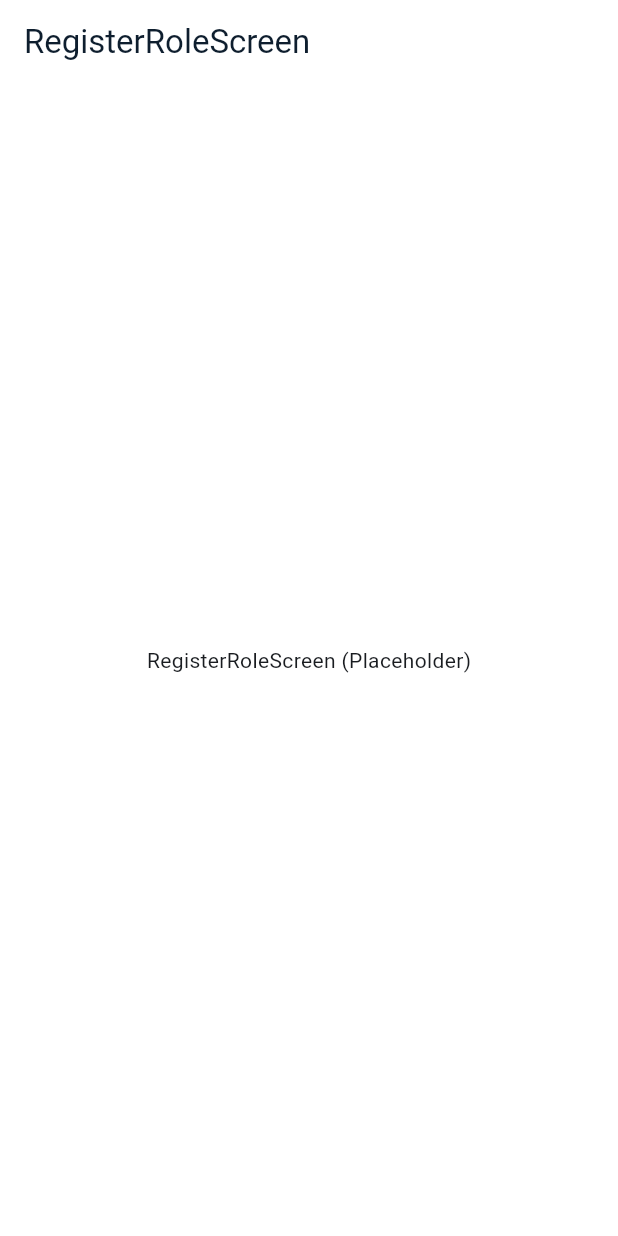
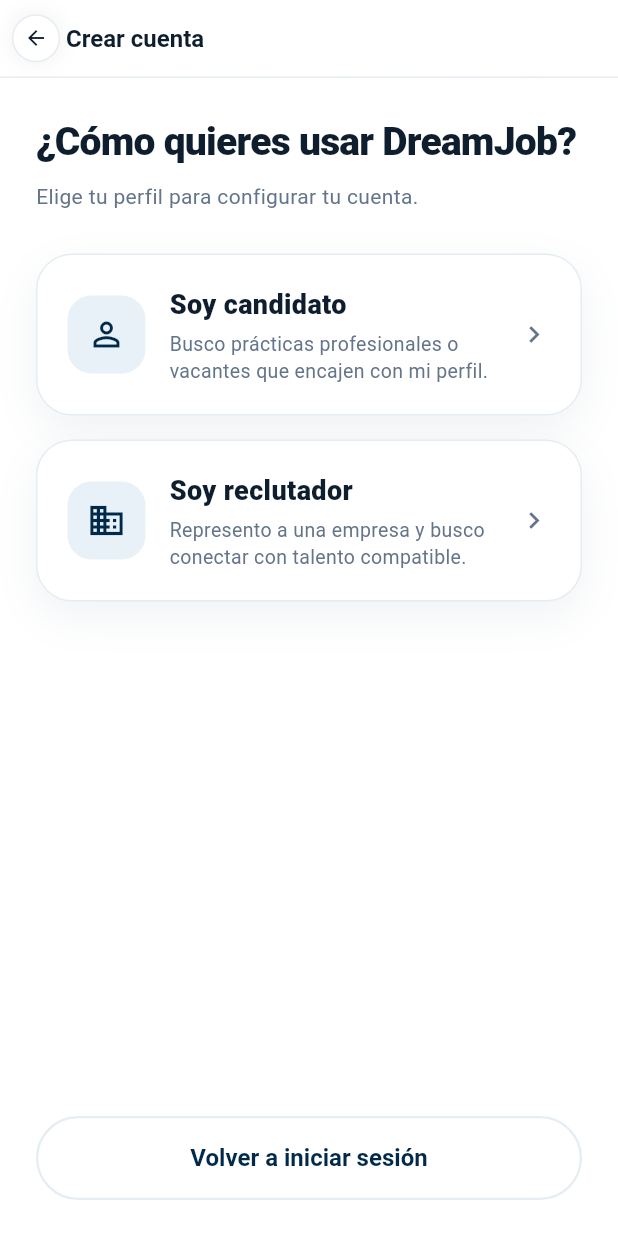
Before and after one commit to JuanJarias/DreamJob, a Flutter app: the RegisterRoleScreen screen opened by its route, on a phone screen of 412 x 824 dp. Run offline on Flutter 3.47's test engine with Material 3 defaults, Android fonts, the phone set to English and light mode, and no system bars; our stand-ins replace go_router; accounts and stored records are empty.

Commit message:
feat: pantalla para elegir rol de registro

```diff
--- a/app/lib/auth/screens/register_role_screen.dart
+++ b/app/lib/auth/screens/register_role_screen.dart
@@ -1,4 +1,7 @@
 import 'package:flutter/material.dart';
+import 'package:go_router/go_router.dart';
+import '../../theme.dart';
+import '../../widgets/common.dart';
 
 class RegisterRoleScreen extends StatelessWidget {
   const RegisterRoleScreen({super.key});
@@ -6,8 +9,141 @@ class RegisterRoleScreen extends StatelessWidget {
   @override
   Widget build(BuildContext context) {
     return Scaffold(
-      appBar: AppBar(title: const Text('RegisterRoleScreen')),
-      body: const Center(child: Text('RegisterRoleScreen (Placeholder)')),
+      backgroundColor: Colors.white,
+      appBar: FrostedTop(
+        leading: Padding(
+          padding: const EdgeInsets.only(left: 8),
+          child: Center(
+            child: CircleBack(onTap: () => context.go('/login')),
+          ),
+        ),
+        title: const Text(
+          'Crear cuenta',
+          style: TextStyle(
+            color: DjColors.ink,
+            fontSize: 16,
+            fontWeight: FontWeight.w700,
+          ),
+        ),
+      ),
+      body: SafeArea(
+        child: Padding(
+          padding: const EdgeInsets.fromLTRB(24, 24, 24, 24),
+          child: Column(
+            crossAxisAlignment: CrossAxisAlignment.stretch,
+            children: [
+              const Text(
+                '¿Cómo quieres usar DreamJob?',
+                style: TextStyle(
+                  color: DjColors.ink,
+                  fontSize: 26,
+                  fontWeight: FontWeight.w800,
+                  letterSpacing: -0.5,
+                ),
+              ),
+              const SizedBox(height: 8),
+              const Text(
+                'Elige tu perfil para configurar tu cuenta.',
+                style: TextStyle(
+                  color: DjColors.muted,
+                  fontSize: 14,
+                  height: 1.4,
+                ),
+              ),
+              const SizedBox(height: 28),
+              _RoleOptionCard(
+                title: 'Soy candidato',
+                description:
+                    'Busco prácticas profesionales o vacantes que encajen con mi perfil.',
+                icon: Icons.person_outline,
+                onTap: () => context.go('/register/candidato'),
+              ),
+              const SizedBox(height: 16),
+              _RoleOptionCard(
+                title: 'Soy reclutador',
+                description:
+                    'Represento a una empresa y busco conectar con talento compatible.',
+                icon: Icons.business_outlined,
+                onTap: () => context.go('/register/reclutador'),
+              ),
+              const Spacer(),
+              SecondaryPill(
+                label: 'Volver a iniciar sesión',
+                onTap: () => context.go('/login'),
+              ),
+            ],
+          ),
+        ),
+      ),
     );
   }
 }
+
+class _RoleOptionCard extends StatelessWidget {
+  final String title;
+  final String description;
+  final IconData icon;
+  final VoidCallback onTap;
+
+  const _RoleOptionCard({
+    required this.title,
+    required this.description,
+    required this.icon,
+    required this.onTap,
+  });
+
+  @override
+  Widget build(BuildContext context) {
+    return InkWell(
+      onTap: onTap,
+      borderRadius: BorderRadius.circular(24),
+      child: DjCard(
+        padding: const EdgeInsets.all(20),
+        child: Row(
+          children: [
+            Container(
+              width: 52,
+              height: 52,
+              decoration: BoxDecoration(
+                color: DjColors.tint,
+                borderRadius: BorderRadius.circular(16),
+              ),
+              child: Icon(icon, color: DjColors.navy, size: 26),
+            ),
+            const SizedBox(width: 16),
+            Expanded(
+              child: Column(
+                crossAxisAlignment: CrossAxisAlignment.start,
+                children: [
+                  Text(
+                    title,
+                    style: const TextStyle(
+                      color: DjColors.ink,
+                      fontSize: 18,
+                      fontWeight: FontWeight.w800,
+                    ),
+                  ),
+                  const SizedBox(height: 4),
+                  Text(
+                    description,
+                    style: const TextStyle(
+                      color: DjColors.muted,
+                      fontSize: 13,
+                      height: 1.4,
+                    ),
+                  ),
+                ],
+              ),
+            ),
+            const SizedBox(width: 8),
+            const Icon(
+              Icons.chevron_right,
+              color: DjColors.muted,
+              size: 22,
+            ),
+          ],
+        ),
+      ),
+    );
+  }
+}
```
